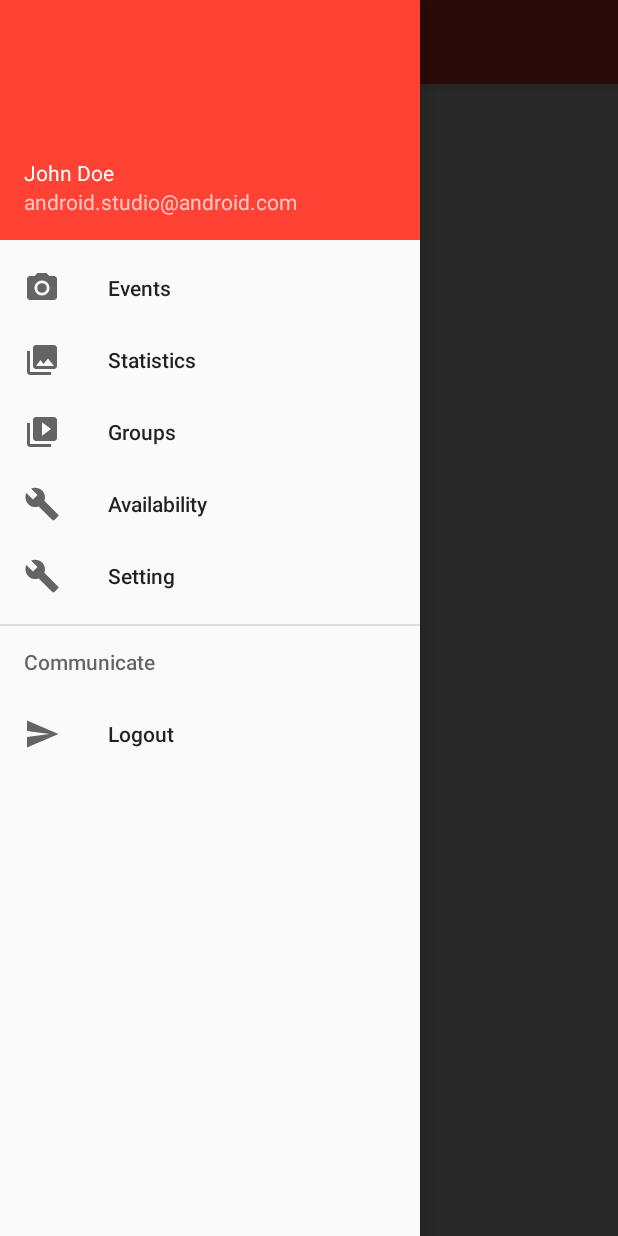
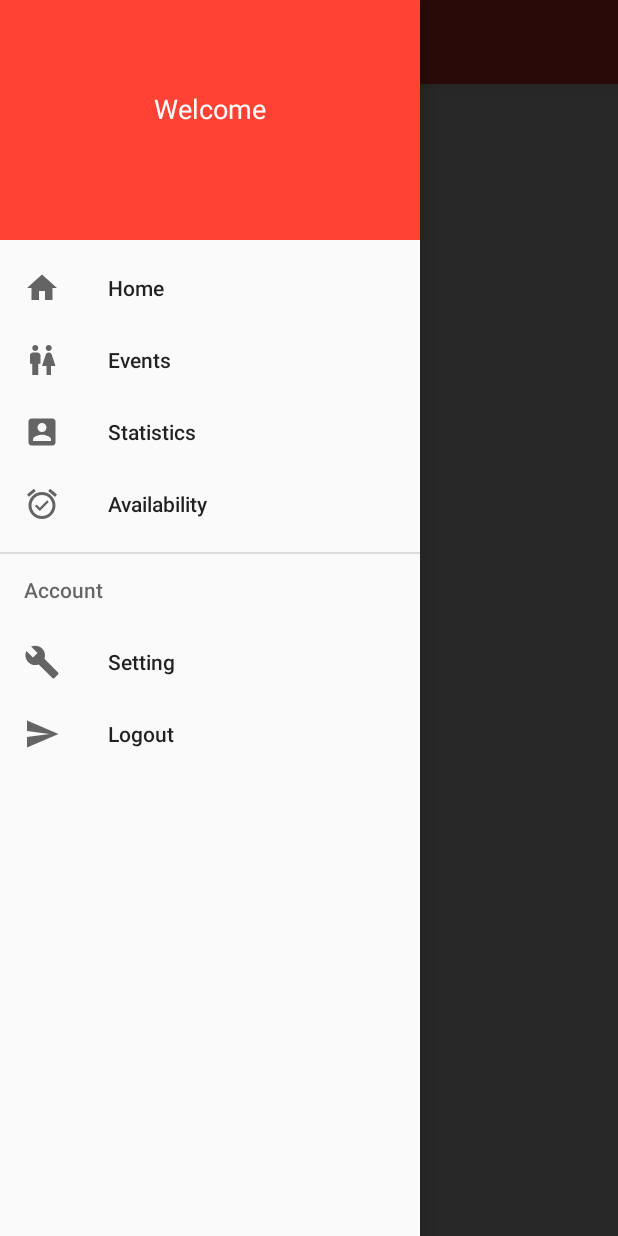
Before and after one commit to injomi/MatchIt, an Android app: the fragment Home placed in its activity, with the side drawer open, on a phone screen of 412 x 824 dp. Run offline under Robolectric (Android 15) with nearby library versions, the phone set to English and light mode, and no system bars; 1 statement that could not run was skipped.

Commit message:
Changed side bar logo

```diff
--- a/app/src/main/java/com/example/matchit/Groups.java
+++ b/app/src/main/java/com/example/matchit/Home.java
@@ -11,14 +11,14 @@ import android.view.ViewGroup;
  * Created by josephtyx on 4/6/17.
  */
 
-public class Groups extends Fragment {
+public class Home extends Fragment {
 
     View myView;
 
     @Nullable
     @Override
     public View onCreateView(LayoutInflater inflater, @Nullable ViewGroup container, Bundle savedInstanceState) {
-        myView = inflater.inflate(R.layout.groups, container, false);
+        myView = inflater.inflate(R.layout.home, container, false);
 
         //return super.onCreateView(inflater, container, savedInstanceState);
         return myView;
--- a/app/src/main/java/com/example/matchit/HomeScreen.java
+++ b/app/src/main/java/com/example/matchit/HomeScreen.java
@@ -23,6 +23,7 @@ public class HomeScreen extends AppCompatActivity
 
     private TextView txtName;
     private TextView txtEmail;
+
 
     private SQLiteHandler db;
     private SessionManager session;
@@ -128,7 +129,6 @@ public class HomeScreen extends AppCompatActivity
         android.app.FragmentManager fragmentManager = getFragmentManager();
 
         if (id == R.id.nav_events) {
-            // Handle the camera action
             fragmentManager.beginTransaction()
                     .replace(R.id.content_frame
                             , new Events())
@@ -138,10 +138,10 @@ public class HomeScreen extends AppCompatActivity
                     .replace(R.id.content_frame
                             , new Statistics())
                     .commit();
-        } else if (id == R.id.nav_groups) {
+        } else if (id == R.id.nav_home) {
             fragmentManager.beginTransaction()
                     .replace(R.id.content_frame
-                            , new Groups())
+                            , new Home())
                     .commit();
         } else if (id == R.id.nav_availability) {
             fragmentManager.beginTransaction()
--- a/app/src/main/java/com/example/matchit/app/AppConfig.java
+++ b/app/src/main/java/com/example/matchit/app/AppConfig.java
@@ -2,8 +2,8 @@ package com.example.matchit.app;
 
 public class AppConfig {
     // Server user login url
-    public static String URL_LOGIN = "http://192.168.1.11/matchit/login.php";
+    public static String URL_LOGIN = "http://192.168.1.109/matchit/login.php";
 
     // Server user register url
-    public static String URL_REGISTER = "http://192.168.1.11/matchit/register.php";
+    public static String URL_REGISTER = "http://192.168.1.109/matchit/register.php";
 }
--- a/app/src/main/res/drawable-v21/ic_menu_camera.xml
+++ /dev/null
@@ -1,12 +0,0 @@
-<vector xmlns:android="http://schemas.android.com/apk/res/android"
-    android:width="24dp"
-    android:height="24dp"
-    android:viewportHeight="24.0"
-    android:viewportWidth="24.0">
-    <path
-        android:fillColor="#FF000000"
-        android:pathData="M12,12m-3.2,0a3.2,3.2 0,1 1,6.4 0a3.2,3.2 0,1 1,-6.4 0" />
-    <path
-        android:fillColor="#FF000000"
-        android:pathData="M9,2L7.17,4H4c-1.1,0 -2,0.9 -2,2v12c0,1.1 0.9,2 2,2h16c1.1,0 2,-0.9 2,-2V6c0,-1.1 -0.9,-2 -2,-2h-3.17L15,2H9zm3,15c-2.76,0 -5,-2.24 -5,-5s2.24,-5 5,-5 5,2.24 5,5 -2.24,5 -5,5z" />
-</vector>
--- a/app/src/main/res/drawable-v21/ic_menu_gallery.xml
+++ /dev/null
@@ -1,9 +0,0 @@
-<vector xmlns:android="http://schemas.android.com/apk/res/android"
-    android:width="24dp"
-    android:height="24dp"
-    android:viewportHeight="24.0"
-    android:viewportWidth="24.0">
-    <path
-        android:fillColor="#FF000000"
-        android:pathData="M22,16V4c0,-1.1 -0.9,-2 -2,-2H8c-1.1,0 -2,0.9 -2,2v12c0,1.1 0.9,2 2,2h12c1.1,0 2,-0.9 2,-2zm-11,-4l2.03,2.71L16,11l4,5H8l3,-4zM2,6v14c0,1.1 0.9,2 2,2h14v-2H4V6H2z" />
-</vector>
--- a/app/src/main/res/drawable-v21/ic_menu_share.xml
+++ /dev/null
@@ -1,9 +0,0 @@
-<vector xmlns:android="http://schemas.android.com/apk/res/android"
-    android:width="24dp"
-    android:height="24dp"
-    android:viewportHeight="24.0"
-    android:viewportWidth="24.0">
-    <path
-        android:fillColor="#FF000000"
-        android:pathData="M18,16.08c-0.76,0 -1.44,0.3 -1.96,0.77L8.91,12.7c0.05,-0.23 0.09,-0.46 0.09,-0.7s-0.04,-0.47 -0.09,-0.7l7.05,-4.11c0.54,0.5 1.25,0.81 2.04,0.81 1.66,0 3,-1.34 3,-3s-1.34,-3 -3,-3 -3,1.34 -3,3c0,0.24 0.04,0.47 0.09,0.7L8.04,9.81C7.5,9.31 6.79,9 6,9c-1.66,0 -3,1.34 -3,3s1.34,3 3,3c0.79,0 1.5,-0.31 2.04,-0.81l7.12,4.16c-0.05,0.21 -0.08,0.43 -0.08,0.65 0,1.61 1.31,2.92 2.92,2.92 1.61,0 2.92,-1.31 2.92,-2.92s-1.31,-2.92 -2.92,-2.92z" />
-</vector>
--- a/app/src/main/res/drawable-v21/ic_menu_slideshow.xml
+++ /dev/null
@@ -1,9 +0,0 @@
-<vector xmlns:android="http://schemas.android.com/apk/res/android"
-    android:width="24dp"
-    android:height="24dp"
-    android:viewportHeight="24.0"
-    android:viewportWidth="24.0">
-    <path
-        android:fillColor="#FF000000"
-        android:pathData="M4,6H2v14c0,1.1 0.9,2 2,2h14v-2H4V6zm16,-4H8c-1.1,0 -2,0.9 -2,2v12c0,1.1 0.9,2 2,2h12c1.1,0 2,-0.9 2,-2V4c0,-1.1 -0.9,-2 -2,-2zm-8,12.5v-9l6,4.5 -6,4.5z" />
-</vector>
--- /dev/null
+++ b/app/src/main/res/drawable/ic_account_box_black_24dp.xml
@@ -0,0 +1,9 @@
+<vector xmlns:android="http://schemas.android.com/apk/res/android"
+        android:width="24dp"
+        android:height="24dp"
+        android:viewportWidth="24.0"
+        android:viewportHeight="24.0">
+    <path
+        android:fillColor="#FF000000"
+        android:pathData="M3,5v14c0,1.1 0.89,2 2,2h14c1.1,0 2,-0.9 2,-2L21,5c0,-1.1 -0.9,-2 -2,-2L5,3c-1.11,0 -2,0.9 -2,2zM15,9c0,1.66 -1.34,3 -3,3s-3,-1.34 -3,-3 1.34,-3 3,-3 3,1.34 3,3zM6,17c0,-2 4,-3.1 6,-3.1s6,1.1 6,3.1v1L6,18v-1z"/>
+</vector>
--- /dev/null
+++ b/app/src/main/res/drawable/ic_alarm_on_black_24dp.xml
@@ -0,0 +1,9 @@
+<vector xmlns:android="http://schemas.android.com/apk/res/android"
+        android:width="24dp"
+        android:height="24dp"
+        android:viewportWidth="24.0"
+        android:viewportHeight="24.0">
+    <path
+        android:fillColor="#FF000000"
+        android:pathData="M22,5.72l-4.6,-3.86 -1.29,1.53 4.6,3.86L22,5.72zM7.88,3.39L6.6,1.86 2,5.71l1.29,1.53 4.59,-3.85zM12,4c-4.97,0 -9,4.03 -9,9s4.02,9 9,9c4.97,0 9,-4.03 9,-9s-4.03,-9 -9,-9zM12,20c-3.87,0 -7,-3.13 -7,-7s3.13,-7 7,-7 7,3.13 7,7 -3.13,7 -7,7zM10.54,14.53L8.41,12.4l-1.06,1.06 3.18,3.18 6,-6 -1.06,-1.06 -4.93,4.95z"/>
+</vector>
--- /dev/null
+++ b/app/src/main/res/drawable/ic_home_black_24dp.xml
@@ -0,0 +1,9 @@
+<vector xmlns:android="http://schemas.android.com/apk/res/android"
+        android:width="24dp"
+        android:height="24dp"
+        android:viewportWidth="24.0"
+        android:viewportHeight="24.0">
+    <path
+        android:fillColor="#FF000000"
+        android:pathData="M10,20v-6h4v6h5v-8h3L12,3 2,12h3v8z"/>
+</vector>
--- /dev/null
+++ b/app/src/main/res/drawable/ic_wc_black_24dp.xml
@@ -0,0 +1,9 @@
+<vector xmlns:android="http://schemas.android.com/apk/res/android"
+        android:width="24dp"
+        android:height="24dp"
+        android:viewportWidth="24.0"
+        android:viewportHeight="24.0">
+    <path
+        android:fillColor="#FF000000"
+        android:pathData="M5.5,22v-7.5L4,14.5L4,9c0,-1.1 0.9,-2 2,-2h3c1.1,0 2,0.9 2,2v5.5L9.5,14.5L9.5,22h-4zM18,22v-6h3l-2.54,-7.63C18.18,7.55 17.42,7 16.56,7h-0.12c-0.86,0 -1.63,0.55 -1.9,1.37L12,16h3v6h3zM7.5,6c1.11,0 2,-0.89 2,-2s-0.89,-2 -2,-2 -2,0.89 -2,2 0.89,2 2,2zM16.5,6c1.11,0 2,-0.89 2,-2s-0.89,-2 -2,-2 -2,0.89 -2,2 0.89,2 2,2z"/>
+</vector>
--- a/app/src/main/res/layout/activity_home_screen.xml
+++ b/app/src/main/res/layout/activity_home_screen.xml
@@ -18,37 +18,8 @@
         android:layout_width="match_parent"
         android:layout_height="match_parent"
         tools:context="${relativePackage}.${activityClass}" >
-    <LinearLayout
-        android:layout_width="fill_parent"
-        android:layout_height="wrap_content"
-        android:layout_centerInParent="true"
-        android:layout_marginLeft="20dp"
-        android:layout_marginRight="20dp"
-        android:gravity="center"
-        android:orientation="vertical">
 
-        <TextView
-            android:layout_width="wrap_content"
-            android:layout_height="wrap_content"
-            android:text="@string/welcome"
-            android:textSize="20dp" />
-
-        <TextView
-            android:id="@+id/name"
-            android:layout_width="wrap_content"
-            android:layout_height="wrap_content"
-            android:padding="10dp"
-            android:textColor="@color/lbl_name"
-            android:textSize="24dp" />
-
-        <TextView
-            android:id="@+id/email"
-            android:layout_width="wrap_content"
-            android:layout_height="wrap_content"
-            android:textSize="13dp" />
-
-    </LinearLayout>
-</RelativeLayout>
+    </RelativeLayout>
 
     <android.support.design.widget.NavigationView
         android:id="@+id/nav_view"
@@ -57,6 +28,41 @@
         android:layout_gravity="start"
         android:fitsSystemWindows="true"
         app:headerLayout="@layout/nav_header_home_screen"
-        app:menu="@menu/activity_home_screen_drawer" />
+        app:menu="@menu/activity_home_screen_drawer" >
+
+        <LinearLayout
+            android:layout_width="match_parent"
+            android:layout_height="213dp"
+            android:layout_marginLeft="20dp"
+            android:layout_marginRight="20dp"
+            android:gravity="center"
+            android:orientation="vertical"
+            android:layout_centerVertical="true"
+            android:layout_alignParentStart="true">
+
+            <TextView
+                android:layout_width="wrap_content"
+                android:layout_height="wrap_content"
+                android:text="@string/welcome"
+                android:textColor="@color/white"
+                android:textSize="18dp" />
+
+            <TextView
+                android:id="@+id/name"
+                android:layout_width="wrap_content"
+                android:layout_height="wrap_content"
+                android:padding="10dp"
+                android:textColor="@color/white"
+                android:textSize="22dp" />
+
+            <TextView
+                android:id="@+id/email"
+                android:layout_width="wrap_content"
+                android:layout_height="wrap_content"
+                android:textColor="@color/white"
+                android:textSize="13dp" />
+
+        </LinearLayout>
+    </android.support.design.widget.NavigationView>
 
 </android.support.v4.widget.DrawerLayout>
--- a/app/src/main/res/layout/groups.xml
+++ b/app/src/main/res/layout/home.xml
@@ -9,5 +9,5 @@
         android:layout_alignParentTop="true"
         android:layout_centerHorizontal="true"
         android:layout_marginTop="223dp"
-        android:text="Groups" />
+        android:text="Home" />
 </RelativeLayout>
--- a/app/src/main/res/layout/nav_header_home_screen.xml
+++ b/app/src/main/res/layout/nav_header_home_screen.xml
@@ -23,13 +23,14 @@
         android:layout_width="match_parent"
         android:layout_height="wrap_content"
         android:paddingTop="@dimen/nav_header_vertical_spacing"
-        android:text="John Doe"
-        android:textAppearance="@style/TextAppearance.AppCompat.Body1" />
+        android:text=""
+        android:textAppearance="@style/TextAppearance.AppCompat.Body1"
+        android:id="@+id/txtName" />
 
     <TextView
-        android:id="@+id/textView"
+        android:id="@+id/txtEmail"
         android:layout_width="wrap_content"
         android:layout_height="wrap_content"
-        android:text="android.studio@android.com" />
+        android:text="" />
 
 </LinearLayout>
--- a/app/src/main/res/menu/activity_home_screen_drawer.xml
+++ b/app/src/main/res/menu/activity_home_screen_drawer.xml
@@ -3,29 +3,29 @@
 
     <group android:checkableBehavior="single">
         <item
+            android:id="@+id/nav_home"
+            android:icon="@drawable/ic_home_black_24dp"
+            android:title="Home" />
+        <item
             android:id="@+id/nav_events"
-            android:icon="@drawable/ic_menu_camera"
+            android:icon="@drawable/ic_wc_black_24dp"
             android:title="Events" />
         <item
             android:id="@+id/nav_statistics"
-            android:icon="@drawable/ic_menu_gallery"
+            android:icon="@drawable/ic_account_box_black_24dp"
             android:title="Statistics" />
         <item
-            android:id="@+id/nav_groups"
-            android:icon="@drawable/ic_menu_slideshow"
-            android:title="Groups" />
-        <item
             android:id="@+id/nav_availability"
-            android:icon="@drawable/ic_menu_manage"
+            android:icon="@drawable/ic_alarm_on_black_24dp"
             android:title="Availability" />
-        <item
-            android:id="@+id/nav_setting"
-            android:icon="@drawable/ic_menu_manage"
-            android:title="Setting" />
     </group>
 
-    <item android:title="Communicate">
+    <item android:title="Account">
         <menu>
+            <item
+                android:id="@+id/nav_setting"
+                android:icon="@drawable/ic_menu_manage"
+                android:title="Setting" />
             <item
                 android:id="@+id/nav_logout"
                 android:icon="@drawable/ic_menu_send"
```
